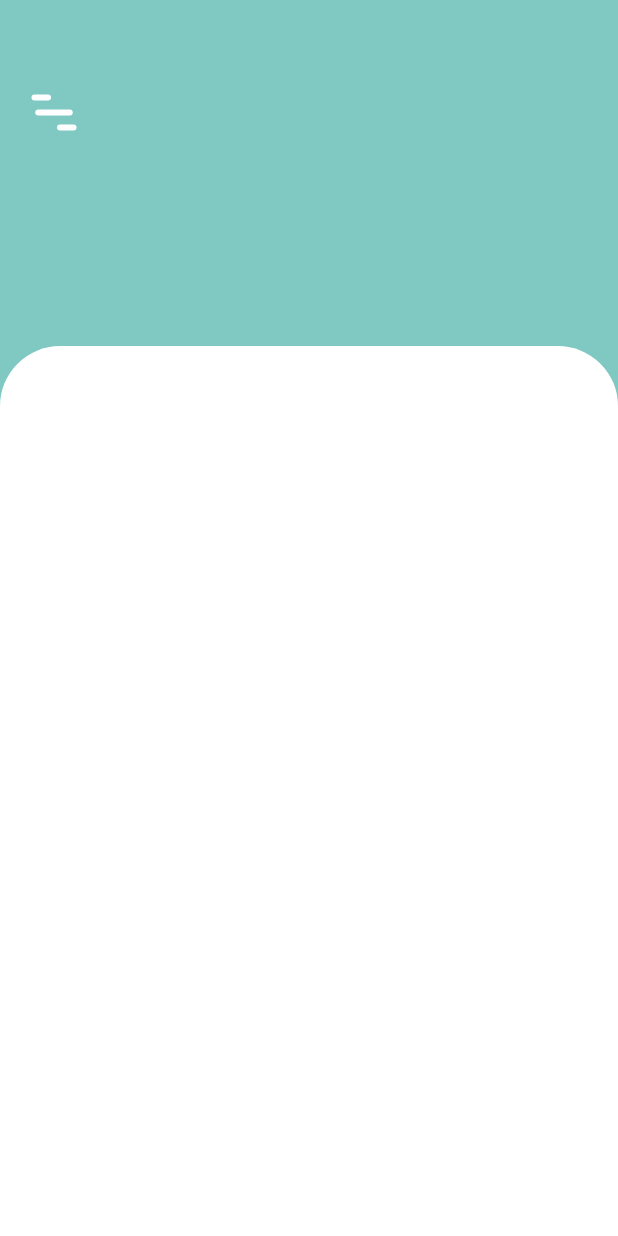
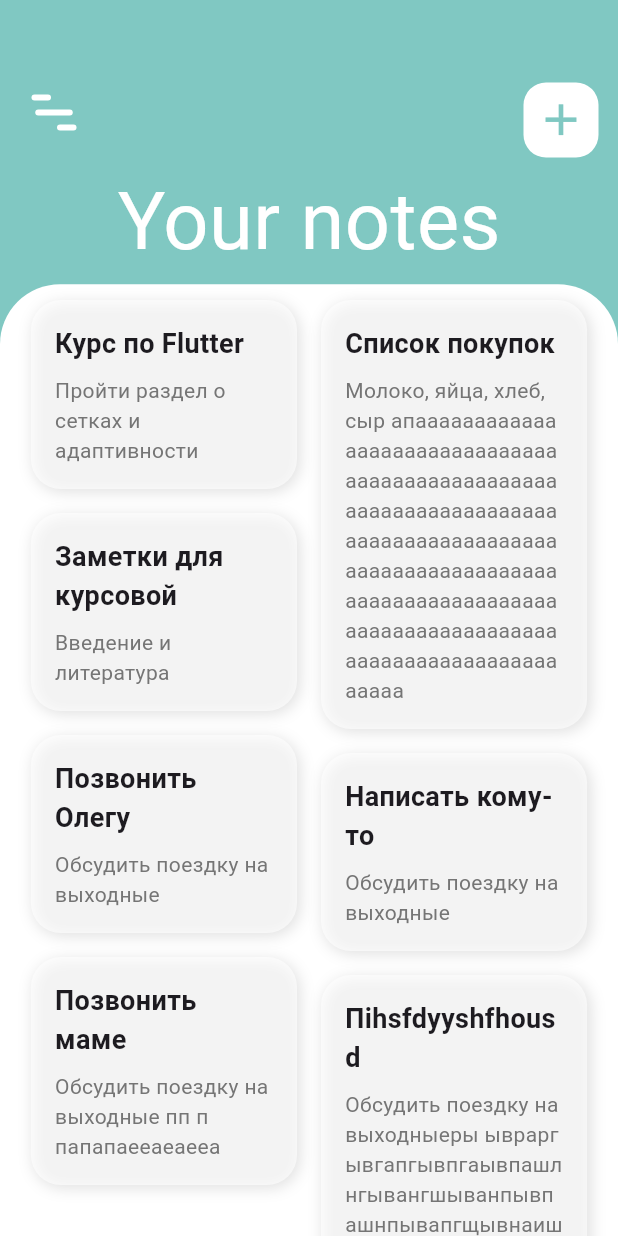
Before and after one commit to LocTime1/coursework, a Flutter app: the NotesScreen screen opened directly, on a phone screen of 412 x 824 dp. Run offline on Flutter 3.47's test engine with Material 3 defaults, Android fonts, the phone set to English and light mode, and no system bars; our stand-ins replace auto_size_text, lottie, sqflite; accounts and stored records are empty.

Commit message:
Сделал вывод задач в столбиках

```diff
--- a/lib/notesScreen.dart
+++ b/lib/notesScreen.dart
@@ -1,8 +1,10 @@
-// ignore_for_file: prefer_const_constructors, curly_braces_in_flow_control_structures
+// ignore_for_file: prefer_const_constructors, curly_braces_in_flow_control_structures, prefer_const_literals_to_create_immutables
+
+import 'dart:math';
 
 import 'package:coursework/main.dart';
 import 'package:flutter/material.dart';
-
+import 'package:flutter_staggered_grid_view/flutter_staggered_grid_view.dart';
 import 'widgets/TasksScreen/menuButtonWidget.dart';
 
 class NotesScreen extends StatefulWidget {
@@ -13,18 +15,61 @@ class NotesScreen extends StatefulWidget {
 }
 
 class _NotesScreenState extends State<NotesScreen> {
+  final List<Map<String, String>> notes = [
+    {
+      'title': 'Курс по Flutter',
+      'subtitle': 'Пройти раздел о сетках и адаптивности',
+    },
+    {
+      'title': 'Список покупок',
+      'subtitle':
+          'Молоко, яйца, хлеб, сыр апааааааааааааааааааааааааааааааааааааааааааааааааааааааааааааааааааааааааааааааааааааааааааааааааааааааааааааааааааааааааааааааааааааааааааааааааааааааааааааааааа',
+    },
+    {
+      'title': 'Заметки для курсовой',
+      'subtitle': 'Введение и литература',
+    },
+    {
+      'title': 'Позвонить Олегу',
+      'subtitle': 'Обсудить поездку на выходные',
+    },
+    {
+      'title': 'Написать кому-то',
+      'subtitle': 'Обсудить поездку на выходные',
+    },
+    {
+      'title': 'Позвонить маме',
+      'subtitle': 'Обсудить поездку на выходные пп п папапаееаеаееа',
+    },
+    {
+      'title': 'Пihsfdyyshfhousd',
+      'subtitle':
+          'Обсудить поездку на выходныеры ывраргывгапгывпгаывпашлнгывангшыванпывпашнпывапгщывнаишывнпагнывпншыпншапшнпш',
+    },
+  ];
+
+  // Список доступных цветов
+  final List<Color> availableColors = [
+    // Color.fromRGBO(166, 152, 237, 1),
+    // Color.fromRGBO(127, 188, 249, 1),
+    // Color.fromRGBO(128, 200, 194, 1),
+    // Color.fromRGBO(235, 171, 159, 1),
+    Colors.white
+  ];
+
+  final Random random = Random();
   @override
   Widget build(BuildContext context) {
     return Scaffold(
       backgroundColor: Color.fromRGBO(128, 200, 194, 1),
       body: Stack(children: [
         Positioned(
-          top: MediaQuery.of(context).size.height * 0.28,
+          top: MediaQuery.of(context).size.height * 0.23,
           left: 0,
           right: 0,
           child: Container(
             width: double.infinity,
-            height: MediaQuery.of(context).size.height * 0.72,
+            height: MediaQuery.of(context).size.height * 0.77,
             decoration: BoxDecoration(
               color: Colors.white,
               borderRadius: BorderRadius.only(
@@ -54,6 +99,81 @@ class _NotesScreenState extends State<NotesScreen> {
             ),
           ),
         ),
+        Positioned(
+            top: 55,
+            right: 13,
+            child: GestureDetector(
+                onTap: () {},
+                child: Container(
+                  width: 50,
+                  height: 50,
+                  decoration: BoxDecoration(
+                      color: Colors.white,
+                      borderRadius: BorderRadius.circular(15)),
+                  child: Icon(
+                    Icons.add,
+                    color: Color.fromRGBO(128, 200, 194, 1),
+                    size: 35,
+                  ),
+                ))),
+        Positioned(
+            top: 110,
+            left: 65,
+            child: Text(
+              " Your notes",
+              style: TextStyle(color: Colors.white, fontSize: 53),
+            )),
+        Positioned(
+            top: 200,
+            left: MediaQuery.of(context).size.width * 0.05,
+            child: Container(
+                height: 700,
+                width: MediaQuery.of(context).size.width * 0.9,
+                child: MasonryGridView.count(
+                  crossAxisCount: 2,
+                  mainAxisSpacing: 16,
+                  crossAxisSpacing: 16,
+                  itemCount: notes.length,
+                  itemBuilder: (context, index) {
+                    final note = notes[index];
+                    final color =
+                        availableColors[random.nextInt(availableColors.length)];
+                    return Container(
+                      decoration: BoxDecoration(
+                        color: color.withOpacity(0.6),
+                        borderRadius: BorderRadius.circular(20),
+                        boxShadow: [
+                          BoxShadow(
+                            color: Colors.black12,
+                            blurRadius: 8,
+                            offset: Offset(2, 2),
+                          ),
+                        ],
+                      ),
+                      padding: const EdgeInsets.all(16),
+                      child: Column(
+                        crossAxisAlignment: CrossAxisAlignment.start,
+                        children: [
+                          Text(
+                            note['title']!,
+                            style: TextStyle(
+                              fontSize: 18,
+                              fontWeight: FontWeight.bold,
+                            ),
+                          ),
+                          SizedBox(height: 8),
+                          Text(
+                            note['subtitle']!,
+                            style: TextStyle(
+                              fontSize: 14,
+                              color: Colors.grey[600],
+                            ),
+                          ),
+                        ],
+                      ),
+                    );
+                  },
+                )))
       ]),
       drawer: SizedBox(
         width: 70,
--- a/pubspec.yaml
+++ b/pubspec.yaml
@@ -36,6 +36,7 @@ dependencies:
   path_provider: ^2.1.2
   lottie: ^2.2.0
   auto_size_text: ^3.0.0
+  flutter_staggered_grid_view: ^0.6.2
 
 dev_dependencies:
   flutter_test:
```
Also changed, not shown: pubspec.lock.
